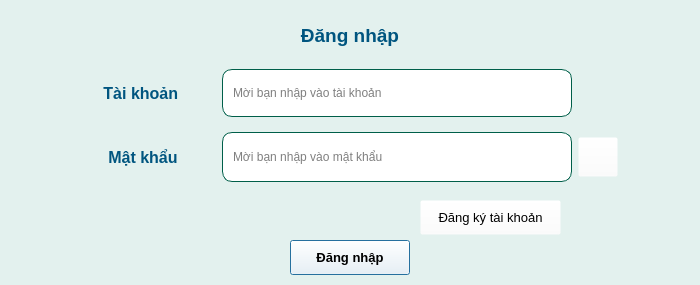
Before: the Qt Designer form login.ui in reilee21/BMHTTT, drawn with Qt 5.
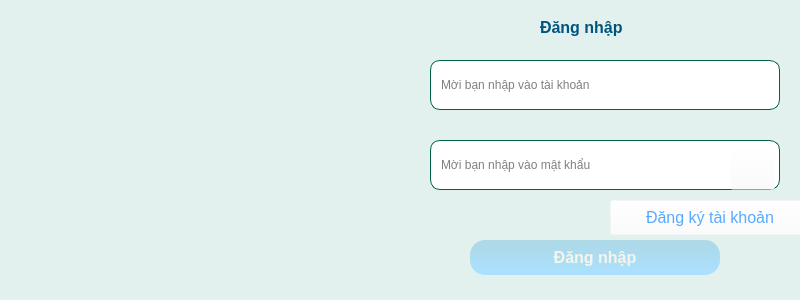
After: the same form once the commit is applied. Icons and pictures are not drawn.

```diff
--- a/login.ui
+++ b/login.ui
@@ -6,8 +6,8 @@
    <rect>
     <x>0</x>
     <y>0</y>
-    <width>700</width>
-    <height>285</height>
+    <width>800</width>
+    <height>300</height>
    </rect>
   </property>
   <property name="windowTitle">
@@ -38,53 +38,31 @@
 #btn_openregis:hover{
 	text-decoration:underline;	
 	color: rgb(0, 85, 127);
+}
+#btn_login{
+	background-color: qlineargradient(spread:pad, x1:0, y1:0, x2:0, y2:1, stop:0 rgba(173, 216, 230, 255), stop:1 rgba(170, 225, 255, 255));
+	border-radius: 15px;
+	color: rgb(245, 245, 235);
+}
+#btn_login:hover{
+	background-color: rgba(200, 216, 230, 255);
+    border-radius: 15px; 
+	cursor: pointer;
+    color: black;
 }</string>
   </property>
-  <widget class="QLabel" name="label_4">
-   <property name="geometry">
-    <rect>
-     <x>50</x>
-     <y>10</y>
-     <width>600</width>
-     <height>50</height>
-    </rect>
-   </property>
-   <property name="minimumSize">
-    <size>
-     <width>600</width>
-     <height>50</height>
-    </size>
-   </property>
-   <property name="font">
-    <font>
-     <family>Segoe UI</family>
-     <pointsize>14</pointsize>
-     <weight>75</weight>
-     <bold>true</bold>
-    </font>
-   </property>
-   <property name="text">
-    <string>Đăng nhập</string>
-   </property>
-   <property name="alignment">
-    <set>Qt::AlignCenter</set>
-   </property>
-   <property name="indent">
-    <number>-1</number>
-   </property>
-  </widget>
   <widget class="QPushButton" name="btn_login">
    <property name="geometry">
     <rect>
-     <x>290</x>
+     <x>470</x>
      <y>240</y>
-     <width>120</width>
+     <width>250</width>
      <height>35</height>
     </rect>
    </property>
    <property name="font">
     <font>
-     <pointsize>10</pointsize>
+     <pointsize>12</pointsize>
      <weight>75</weight>
      <italic>false</italic>
      <bold>true</bold>
@@ -94,8 +72,7 @@
     <cursorShape>PointingHandCursor</cursorShape>
    </property>
    <property name="styleSheet">
-    <string notr="true">font:bold;
-background-color: white;</string>
+    <string notr="true"/>
    </property>
    <property name="text">
     <string>Đăng nhập</string>
@@ -104,15 +81,15 @@
   <widget class="QPushButton" name="btn_openregis">
    <property name="geometry">
     <rect>
-     <x>420</x>
+     <x>610</x>
      <y>200</y>
-     <width>141</width>
+     <width>200</width>
      <height>35</height>
     </rect>
    </property>
    <property name="font">
     <font>
-     <pointsize>10</pointsize>
+     <pointsize>12</pointsize>
      <underline>false</underline>
     </font>
    </property>
@@ -120,44 +97,21 @@
     <cursorShape>PointingHandCursor</cursorShape>
    </property>
    <property name="styleSheet">
-    <string notr="true"/>
+    <string notr="true">color: rgb(85, 170, 255);</string>
    </property>
    <property name="text">
     <string>Đăng ký tài khoản</string>
    </property>
   </widget>
-  <widget class="QWidget" name="layoutWidget">
-   <property name="geometry">
-    <rect>
-     <x>70</x>
-     <y>60</y>
-     <width>548</width>
-     <height>131</height>
-    </rect>
-   </property>
-   <layout class="QVBoxLayout" name="verticalLayout">
-    <item>
-     <layout class="QHBoxLayout" name="horizontalLayout">
-      <item>
-       <widget class="QLabel" name="label">
-        <property name="font">
-         <font>
-          <pointsize>12</pointsize>
-          <weight>75</weight>
-          <italic>false</italic>
-          <bold>true</bold>
-         </font>
-        </property>
-        <property name="text">
-         <string>Tài khoản </string>
-        </property>
-        <property name="alignment">
-         <set>Qt::AlignCenter</set>
-        </property>
-       </widget>
-      </item>
-      <item>
        <widget class="QLineEdit" name="txt_username">
+   <property name="geometry">
+    <rect>
+     <x>430</x>
+     <y>60</y>
+     <width>350</width>
+     <height>50</height>
+    </rect>
+   </property>
         <property name="minimumSize">
          <size>
           <width>350</width>
@@ -166,58 +120,23 @@
         </property>
         <property name="maximumSize">
          <size>
-          <width>350</width>
-          <height>50</height>
+     <width>500</width>
+     <height>500</height>
          </size>
         </property>
         <property name="placeholderText">
          <string>Mời bạn nhập vào tài khoản</string>
         </property>
        </widget>
-      </item>
-      <item>
-       <widget class="QLabel" name="label_3">
-        <property name="minimumSize">
-         <size>
-          <width>40</width>
-          <height>40</height>
-         </size>
-        </property>
-        <property name="maximumSize">
-         <size>
-          <width>40</width>
-          <height>40</height>
-         </size>
-        </property>
-        <property name="text">
-         <string/>
-        </property>
-       </widget>
-      </item>
-     </layout>
-    </item>
-    <item>
-     <layout class="QHBoxLayout" name="horizontalLayout_2">
-      <item>
-       <widget class="QLabel" name="label_2">
-        <property name="font">
-         <font>
-          <pointsize>12</pointsize>
-          <weight>75</weight>
-          <italic>false</italic>
-          <bold>true</bold>
-         </font>
-        </property>
-        <property name="text">
-         <string>Mật khẩu</string>
-        </property>
-        <property name="alignment">
-         <set>Qt::AlignCenter</set>
-        </property>
-       </widget>
-      </item>
-      <item>
        <widget class="QLineEdit" name="txt_password">
+   <property name="geometry">
+    <rect>
+     <x>430</x>
+     <y>140</y>
+     <width>350</width>
+     <height>50</height>
+    </rect>
+   </property>
         <property name="minimumSize">
          <size>
           <width>350</width>
@@ -226,17 +145,58 @@
         </property>
         <property name="maximumSize">
          <size>
-          <width>350</width>
-          <height>50</height>
+     <width>500</width>
+     <height>500</height>
          </size>
         </property>
         <property name="placeholderText">
          <string>Mời bạn nhập vào mật khẩu</string>
         </property>
        </widget>
-      </item>
-      <item>
+  <widget class="QLabel" name="label">
+   <property name="geometry">
+    <rect>
+     <x>380</x>
+     <y>140</y>
+     <width>45</width>
+     <height>45</height>
+    </rect>
+   </property>
+   <property name="styleSheet">
+    <string notr="true">image: url(:/icon/icon/password.png);
+background-color: none;
+border-radius: 10px</string>
+   </property>
+   <property name="text">
+    <string/>
+   </property>
+  </widget>
+  <widget class="QLabel" name="label_2">
+   <property name="geometry">
+    <rect>
+     <x>380</x>
+     <y>60</y>
+     <width>45</width>
+     <height>45</height>
+    </rect>
+   </property>
+   <property name="styleSheet">
+    <string notr="true">image: url(:/icon/icon/user.png);
+border-radius: 10px;</string>
+   </property>
+   <property name="text">
+    <string/>
+   </property>
+  </widget>
        <widget class="QPushButton" name="btn_hidepass">
+   <property name="geometry">
+    <rect>
+     <x>730</x>
+     <y>145</y>
+     <width>45</width>
+     <height>45</height>
+    </rect>
+   </property>
         <property name="minimumSize">
          <size>
           <width>40</width>
@@ -245,8 +205,8 @@
         </property>
         <property name="maximumSize">
          <size>
-          <width>40</width>
-          <height>40</height>
+     <width>50</width>
+     <height>50</height>
          </size>
         </property>
         <property name="cursor">
@@ -263,11 +223,53 @@
           <normaloff>:/icon/icon/hidepass.png</normaloff>:/icon/icon/hidepass.png</iconset>
         </property>
        </widget>
-      </item>
-     </layout>
-    </item>
-   </layout>
+  <widget class="QLabel" name="label_3">
+   <property name="geometry">
+    <rect>
+     <x>-10</x>
+     <y>0</y>
+     <width>381</width>
+     <height>301</height>
+    </rect>
+   </property>
+   <property name="styleSheet">
+    <string notr="true">image: url(:/icon/icon/manhinhmahoa.jpg);
+border-radius: 10px;</string>
+   </property>
+   <property name="text">
+    <string/>
+   </property>
   </widget>
+  <widget class="QLabel" name="label_4">
+   <property name="geometry">
+    <rect>
+     <x>540</x>
+     <y>10</y>
+     <width>110</width>
+     <height>35</height>
+    </rect>
+   </property>
+   <property name="font">
+    <font>
+     <pointsize>12</pointsize>
+     <weight>75</weight>
+     <italic>false</italic>
+     <bold>true</bold>
+    </font>
+   </property>
+   <property name="text">
+    <string>Đăng nhập</string>
+   </property>
+  </widget>
+  <zorder>txt_password</zorder>
+  <zorder>btn_login</zorder>
+  <zorder>btn_openregis</zorder>
+  <zorder>txt_username</zorder>
+  <zorder>btn_hidepass</zorder>
+  <zorder>label_2</zorder>
+  <zorder>label</zorder>
+  <zorder>label_3</zorder>
+  <zorder>label_4</zorder>
  </widget>
  <resources>
   <include location="resource.qrc"/>
```
Left out of the diff: 5 changed lines with no effect on the pictures. Lines whose indentation alone changed are shown as unchanged.
